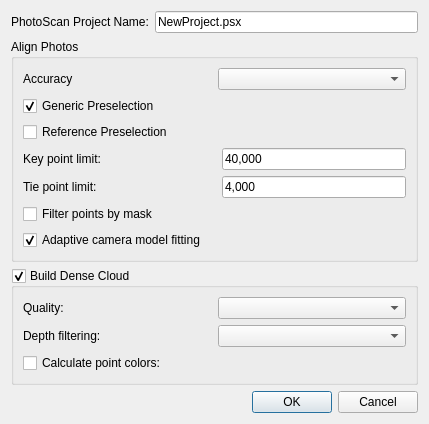
Qt form PhotoscanHelper/forms/PhotoScanPhase1Dialog.ui (UWStout/PARSEC-Tools) before a commit.
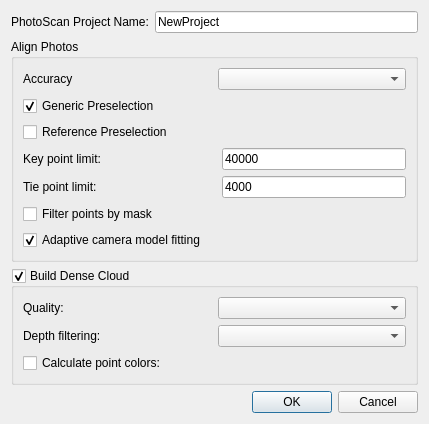
The same form after that commit.

Patch:
```diff
--- a/PhotoscanHelper/forms/PhotoScanPhase1Dialog.ui
+++ b/PhotoscanHelper/forms/PhotoScanPhase1Dialog.ui
@@ -26,7 +26,7 @@
      <item>
       <widget class="QLineEdit" name="projectNameLineEdit">
        <property name="text">
-        <string>NewProject.psx</string>
+        <string>NewProject</string>
        </property>
       </widget>
      </item>
@@ -111,7 +111,7 @@
           <item>
            <widget class="QLineEdit" name="keyPointLineEdit">
             <property name="text">
-             <string>40,000</string>
+             <string>40000</string>
             </property>
            </widget>
           </item>
@@ -145,7 +145,7 @@
           <item>
            <widget class="QLineEdit" name="tiePointLineEdit">
             <property name="text">
-             <string>4,000</string>
+             <string>4000</string>
             </property>
            </widget>
           </item>
```
